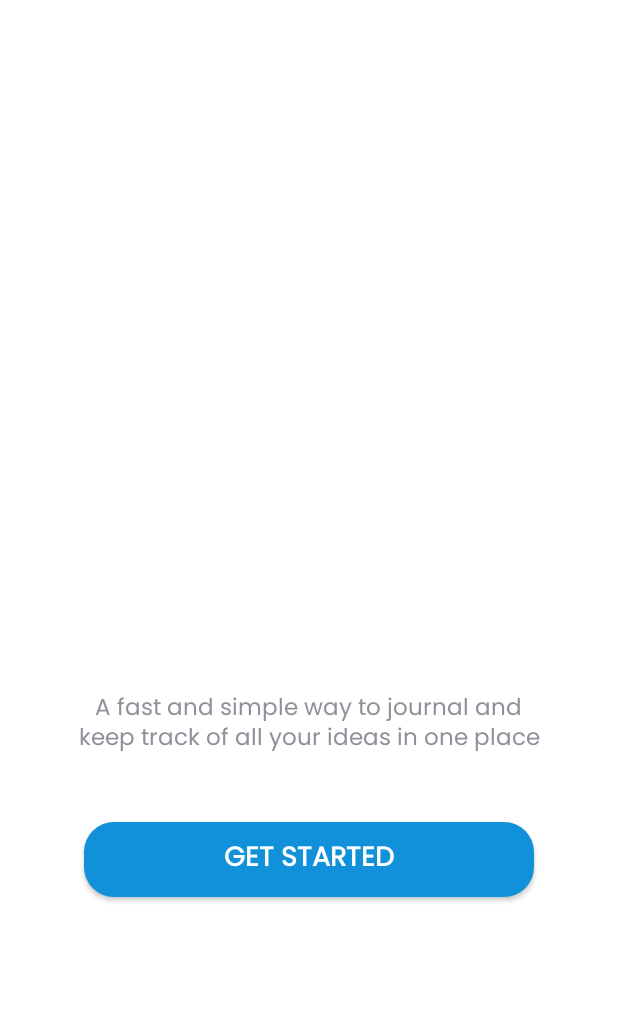
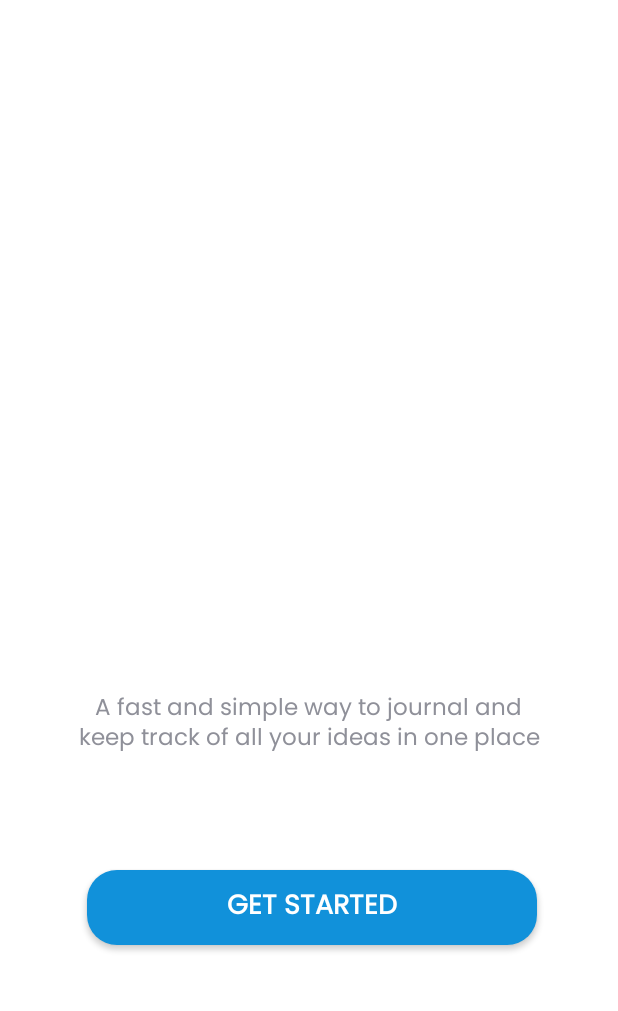
Before and after one commit to kevin2-cyber/Notes-Application, an Android app: the layout activity_main.xml on its own in the app's theme, with its tools: preview values and no code run, on a phone screen of 412 x 824 dp, the part 177-1188 px from its top. Run offline under Robolectric (Android 15) with nearby library versions, the phone set to English and light mode, and no system bars.

Commit message:
adjusted the button

```diff
--- a/Scribble/app/src/main/res/layout/activity_main.xml
+++ b/Scribble/app/src/main/res/layout/activity_main.xml
@@ -53,17 +53,18 @@
         android:id="@+id/welcome_btn"
         android:layout_width="300dp"
         android:layout_height="50dp"
-        android:layout_marginBottom="88dp"
+        android:layout_marginBottom="56dp"
+        android:background="@drawable/round_style"
+        android:fontFamily="@font/poppins"
+        android:padding="10dp"
         android:text="@string/get_started"
+        android:textAlignment="center"
+        android:textColor="@color/white"
         android:textSize="18sp"
-        android:textColor="@color/white"
-        android:background="@drawable/round_style"
-        android:textAlignment="center"
-        android:padding="10dp"
-        android:fontFamily="@font/poppins"
         android:textStyle="bold"
         app:layout_constraintBottom_toBottomOf="parent"
         app:layout_constraintEnd_toEndOf="parent"
+        app:layout_constraintHorizontal_bias="0.531"
         app:layout_constraintStart_toStartOf="parent" />
 
 
```
